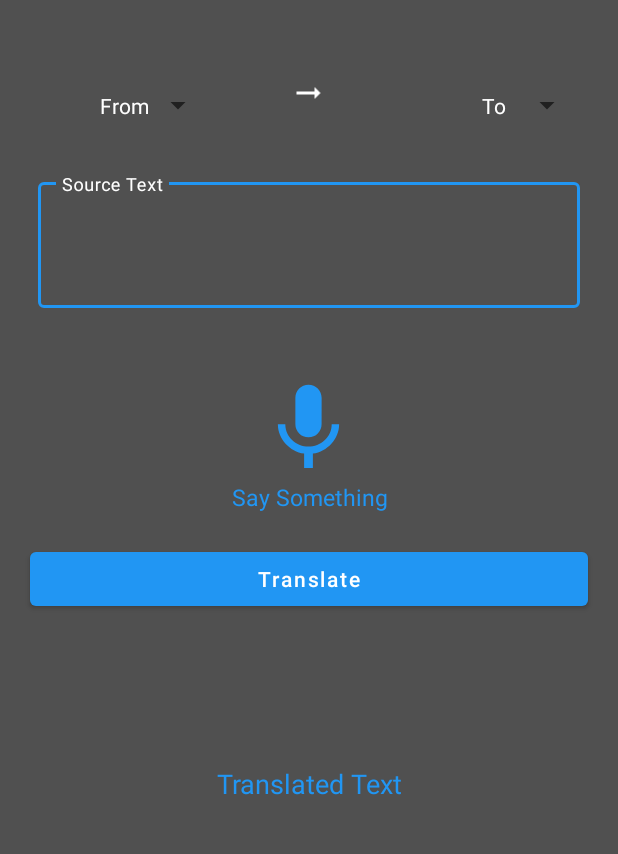
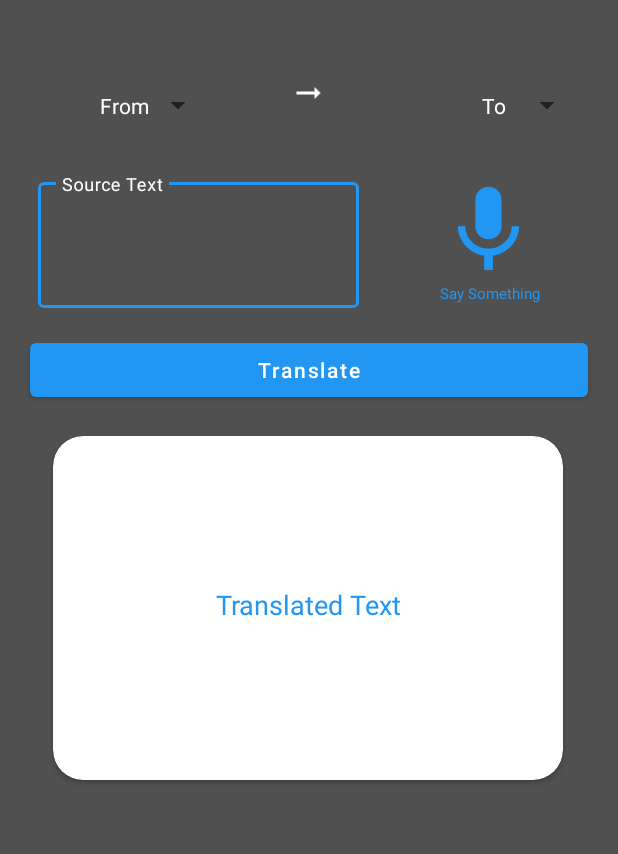
Before and after one commit to SarahMoradi/Translator-Application, an Android app: the screen it shows after launch (MainActivity), on a phone screen of 412 x 824 dp, the part 167-1021 px from its top. Run offline under Robolectric (Android 15) with nearby library versions, the phone set to English and light mode, and no system bars; libraries missing offline, so code that uses them is left out: com.google.firebase.ml.

Commit message:
Added the new Card Box for Translator

```diff
--- a/app/src/main/res/layout/activity_main.xml
+++ b/app/src/main/res/layout/activity_main.xml
@@ -65,41 +65,39 @@
 
 
     <com.google.android.material.textfield.TextInputLayout
-        android:layout_width="match_parent"
+        style="@style/Widget.MaterialComponents.TextInputLayout.OutlinedBox"
+        android:layout_width="232dp"
         android:layout_height="100dp"
         android:layout_marginStart="20dp"
+        android:layout_marginTop="20dp"
         android:layout_marginEnd="20dp"
-        android:layout_marginTop="20dp"
-        style="@style/Widget.MaterialComponents.TextInputLayout.OutlinedBox"
         android:hint="Source Text"
         android:padding="5dp"
         android:textColorHint="@color/white"
-        app:hintTextColor="@color/white"
-        >
+        app:hintTextColor="@color/white">
 
         <com.google.android.material.textfield.TextInputEditText
             android:id="@+id/idEdtSource"
-            android:layout_width="match_parent"
+            android:layout_width="214dp"
             android:layout_height="match_parent"
             android:ems="10"
             android:importantForAutofill="no"
             android:inputType="textImeMultiLine|textMultiLine"
             android:textColor="@color/white"
             android:textColorHint="@color/white"
-            android:textSize="14sp"
-            />
+            android:textSize="14sp" />
 
     </com.google.android.material.textfield.TextInputLayout>
 
     <ImageView
+        android:id="@+id/idIVMic"
         android:layout_width="70dp"
         android:layout_height="70dp"
         android:layout_gravity="center"
-        android:layout_marginTop="40dp"
+        android:layout_marginTop="-92dp"
+        android:layout_marginLeft="120dp"
         android:src="@drawable/ic_mic"
-        app:tint="@color/purple_200"
-        android:id="@+id/idIVMic"
-        />
+        app:tint="@color/purple_200" />
 
     <TextView
         android:layout_width="match_parent"
@@ -107,7 +105,8 @@
         android:text="Say Something"
         android:textAlignment="center"
         android:textColor="@color/purple_200"
-        android:textSize="15sp"
+        android:layout_marginLeft="120dp"
+        android:textSize="10sp"
         android:layout_gravity="center"
         />
     <com.google.android.material.button.MaterialButton
@@ -120,18 +119,32 @@
         android:text="Translate"
         android:textAllCaps="false"
         />
+
+    <androidx.cardview.widget.CardView
+        app:cardCornerRadius="20dp"
+        android:layout_width="340dp"
+        android:layout_height="229dp"
+        android:layout_marginLeft="35dp"
+        android:layout_marginTop="20dp"
+        android:textAlignment="center">
+
         <TextView
             android:layout_width="match_parent"
             android:layout_height="wrap_content"
+            />
+
+        <TextView
             android:id="@+id/idTVTrnslatedTV"
+            android:layout_width="match_parent"
+            android:layout_height="wrap_content"
+            android:layout_marginTop="100dp"
             android:gravity="center"
-        android:layout_marginTop="100dp"
             android:text="Translated Text"
             android:textAlignment="center"
             android:textAllCaps="false"
             android:textColor="@color/purple_200"
-        android:textSize="18sp"
-        />
+            android:textSize="18sp" />
+    </androidx.cardview.widget.CardView>
 
 
 </LinearLayout>
```
Lines whose indentation alone changed are shown as unchanged.
